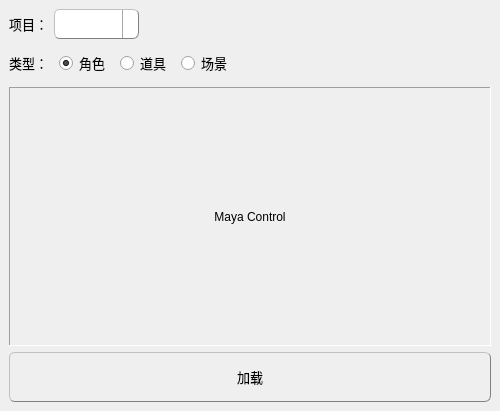
Qt form commons/ui/resourceLib.ui (lonegather/Barbarian) before a commit.
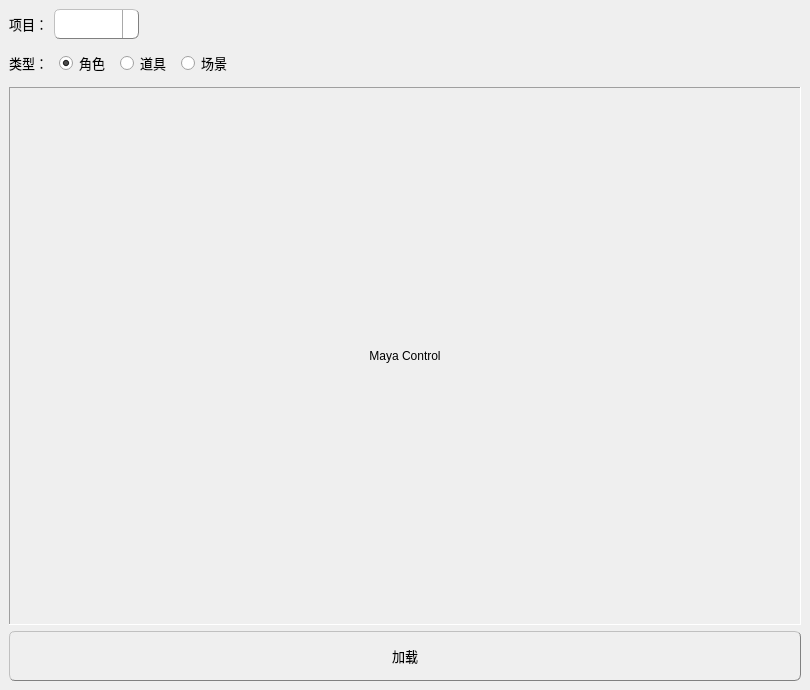
The same form after that commit. Icons and pictures are not drawn.

The edit to the form file:
```diff
--- a/commons/ui/resourceLib.ui
+++ b/commons/ui/resourceLib.ui
@@ -6,14 +6,14 @@
    <rect>
     <x>0</x>
     <y>0</y>
-    <width>500</width>
-    <height>411</height>
+    <width>810</width>
+    <height>690</height>
    </rect>
   </property>
   <property name="minimumSize">
    <size>
-    <width>500</width>
-    <height>411</height>
+    <width>810</width>
+    <height>690</height>
    </size>
   </property>
   <property name="font">
```
